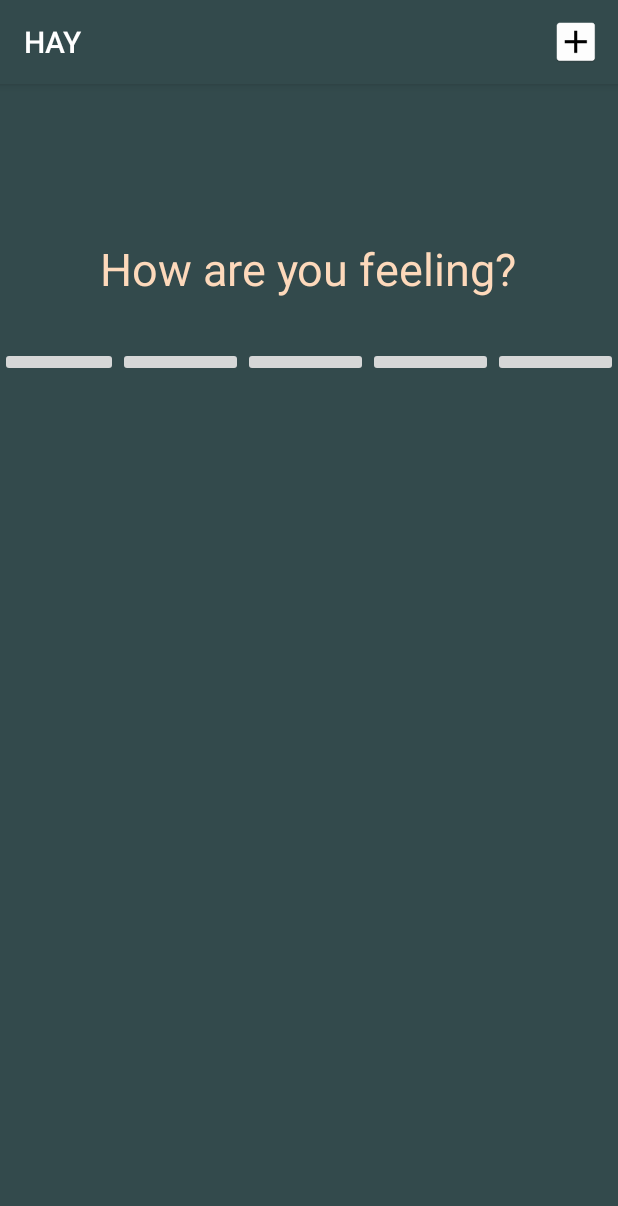
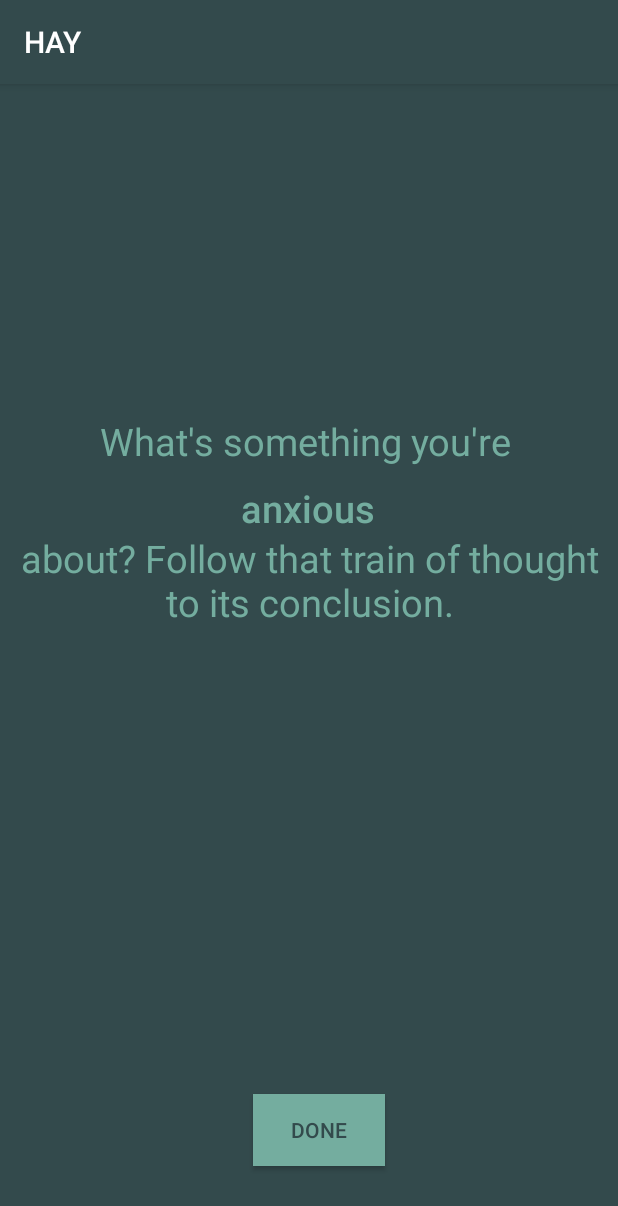
Before and after one commit to mabuissa24/TreeHacks2023, an Android app: the screen it shows after launch (DailyEmotion before the commit, DailyActivity after it), after a tap on an icon or button, on a phone screen of 412 x 824 dp. Shown: the top 1206 px of the screen. Run offline under Robolectric (Android 15) with nearby library versions, the light colour scheme and no system bars; our stand-ins replace Firebase (no records; nobody signed in at launch, a user with empty details on screens opened directly).

Commit message:
Finish flow of different pages

```diff
--- a/app/src/main/AndroidManifest.xml
+++ b/app/src/main/AndroidManifest.xml
@@ -13,6 +13,8 @@
         <activity android:name="com.example.HAY.MainActivity" />
 
         <activity android:name="com.example.HAY.DailyEmotion" />
+
+        <activity android:name="com.example.HAY.DailyActivity" />
         <activity android:name="com.example.HAY.SplashActivity" android:theme="@style/Theme.AppCompat.NoActionBar">
             <intent-filter>
                 <action android:name="android.intent.action.MAIN" />
--- a/app/src/main/java/com/example/HAY/Activities.java
+++ b/app/src/main/java/com/example/HAY/Activities.java
@@ -7,6 +7,10 @@ public class Activities {
     public static String[][] IDs = {{"BoxBreathing", "Senses", "Meditate", "BodyScan",
             "MuscleRelaxation"}, {"Journal", "Grateful", "Happy", "Memory"},
             {"Hydrate", "Dance", "Move"}, {"Anxiety"}, {"ReachOut"}};
+
+    public static String[][] idInteractive = {{"timer", "", "", "",
+            ""}, {"input", "input", "input", "input"},
+            {"", "", "timer"}, {"input"}, {""}};
 
     public static String[][][] activities = {{{"Take one minute to do ", "box breathing", "!"},
             {"What is one thing you can notice with each sense?", "", ""},
@@ -38,7 +42,10 @@ public class Activities {
     public static String[] getActivity(String category, String ID) {
         for (int i = 0; i < categories.length; i++) {
             if (categories[i].equals(category)) {
-                for (int j = 0; j < IDs.length; i++) {
+//                System.out.println("Category " + categories[i]);
+                for (int j = 0; j < IDs[i].length; j++) {
+
+//                    System.out.println("ID" + IDs[i][j]);
                     if (IDs[i][j].equals(ID)) {
                         return activities[i][j];
                     }
--- /dev/null
+++ b/app/src/main/java/com/example/HAY/Activities.json
@@ -0,0 +1,16 @@
+{"Relaxation": {"BoxBreathing": ["Take one minute to do ", "box breathing", "!"],
+  "Senses": ["What is one thing you can notice with each sense?", "", ""],
+  "Meditate": ["Take one minute to ", "meditate", "."],
+  "BodyScan": ["Do a ", "body scan", "."],
+  "MuscleRelaxation": ["Do ", "progressive muscle relaxation", "."]},
+"Awareness": {"Journal": ["Take a minute to ", "journal", "."],
+  "Grateful":  ["What's one thing you're ", "grateful", " for?"],
+  "Happy":  ["What's something that made you happy recently?", "", ""],
+  "Memory": ["Write about a fond memory.", "", ""]},
+"Physical Health": {"Hydrate": ["Drink some water!", "", ""],
+  "Dance":  ["Choose a song and dance for a few minutes!", "", ""],
+  "Move":  ["Move around or do an exercise of your choice for a minute!", "", ""]},
+"CBT Exercises": {"Anxiety":  ["What's something you're ", "anxious",
+  "about? Follow that train of thought to its conclusion."]},
+"Social Connection": {"ReachOut":  ["Send a short message to a family member or friend.", "", ""]}
+}
--- a/app/src/main/java/com/example/HAY/DailyActivity.java
+++ b/app/src/main/java/com/example/HAY/DailyActivity.java
@@ -1,36 +1,16 @@
 package com.example.HAY;
 
-import androidx.annotation.NonNull;
 import androidx.appcompat.app.AppCompatActivity;
-import androidx.swiperefreshlayout.widget.SwipeRefreshLayout;
 
 import android.content.Intent;
 import android.os.Bundle;
-import android.util.JsonReader;
-import android.view.Menu;
-import android.view.MenuInflater;
-import android.view.MenuItem;
-import android.widget.ListAdapter;
-import android.widget.ListView;
+import android.view.View;
+import android.widget.Button;
+import android.widget.TextView;
 
-import com.google.firebase.database.DataSnapshot;
-import com.google.firebase.database.DatabaseError;
-import com.google.firebase.database.DatabaseReference;
-import com.google.firebase.database.FirebaseDatabase;
-import com.google.firebase.database.ValueEventListener;
+import org.w3c.dom.Text;
 
-import java.io.BufferedReader;
-import java.io.File;
-import java.util.ArrayList;
-import java.io.FileReader;
 import java.util.Dictionary;
-import java.util.HashMap;
-import java.util.Iterator;
-import java.util.Map;
-
-import org.json.JSONArray;
-import org.json.JSONObject;
-
 
 
 public class DailyActivity extends AppCompatActivity {
@@ -50,15 +30,37 @@ public class DailyActivity extends AppCompatActivity {
     @Override
     protected void onCreate(Bundle savedInstanceState){
         super.onCreate(savedInstanceState);
-        setContentView(R.layout.activity_main);
+        setContentView(R.layout.activity_daily); // TODO: Change
         String[] cats = Activities.getCategories();
         String cat = cats[(int)(Math.random() * cats.length)];
         String[] IDs = Activities.getIDs(cat);
-        String ID = cats[(int)(Math.random() * IDs.length)];
-        String[] randActivity = Activities.getActivity(cat, ID);
+        String ID = IDs[(int)(Math.random() * IDs.length)];
+        System.out.println(ID);
+        String[] randAct = Activities.getActivity(cat, ID);
+        if (randAct == null){
+            System.err.println("Failed to find activity");
+            System.exit(1);
+        }
+        TextView one = findViewById(R.id.PromptAText1);
+        one.setText(randAct[0]);
+        Button link = findViewById(R.id.PromptALink);
+        link.setText(randAct[1]);
+        TextView two = findViewById(R.id.PromptAText2);
+        two.setText(randAct[2]);
+
+    }
+
+    public void exitActivity(View view) {
+
+        Intent intent = new Intent(getApplicationContext(), MainActivity.class);
+
+//        Intent intent = new Intent(getApplicationContext(), MainActivity.class);
+//                    Intent intent = new Intent(getApplicationContext(), DailyActivity.class);
+        startActivity(intent);
+    }
 
 
-    }
+
 
 //
 //    private void gatherdata() {
--- /dev/null
+++ b/app/src/main/res/layout/activity_daily.xml
@@ -0,0 +1,69 @@
+<?xml version="1.0" encoding="utf-8"?>
+<androidx.constraintlayout.widget.ConstraintLayout xmlns:android="http://schemas.android.com/apk/res/android"
+    xmlns:app="http://schemas.android.com/apk/res-auto"
+    xmlns:tools="http://schemas.android.com/tools"
+    android:layout_width="match_parent"
+    android:layout_height="match_parent"
+    android:background="@color/colorPrimary">
+
+    <TextView
+        android:id="@+id/PromptAText2"
+        android:layout_width="wrap_content"
+        android:layout_height="wrap_content"
+        android:gravity="center_horizontal"
+        android:text="TextView"
+        android:textColor="@color/colorPrimaryLight"
+        android:textSize="25dp"
+        app:layout_constraintBottom_toBottomOf="parent"
+        app:layout_constraintEnd_toEndOf="parent"
+        app:layout_constraintHorizontal_bias="0.498"
+        app:layout_constraintStart_toStartOf="parent"
+        app:layout_constraintTop_toTopOf="parent"
+        app:layout_constraintVertical_bias="0.424" />
+
+    <TextView
+        android:id="@+id/PromptAText1"
+        android:layout_width="wrap_content"
+        android:layout_height="wrap_content"
+        android:gravity="center_horizontal"
+        android:text="TextView"
+        android:textColor="@color/colorPrimaryLight"
+        android:textSize="25dp"
+        app:layout_constraintBottom_toTopOf="@+id/PromptALink"
+        app:layout_constraintEnd_toEndOf="parent"
+        app:layout_constraintHorizontal_bias="0.498"
+        app:layout_constraintStart_toStartOf="parent"
+        app:layout_constraintTop_toTopOf="parent"
+        app:layout_constraintVertical_bias="1.0" />
+
+    <Button
+        android:id="@+id/PromptALink"
+        style="@android:style/Widget.DeviceDefault.Button.Borderless"
+        android:layout_width="wrap_content"
+        android:layout_height="wrap_content"
+        android:text="Temp"
+        android:textAllCaps="false"
+        android:textColor="@color/colorPrimaryLight"
+        android:textSize="25dp"
+        app:layout_constraintBottom_toBottomOf="parent"
+        app:layout_constraintEnd_toEndOf="parent"
+        app:layout_constraintHorizontal_bias="0.498"
+        app:layout_constraintStart_toStartOf="parent"
+        app:layout_constraintTop_toTopOf="parent"
+        app:layout_constraintVertical_bias="0.358" />
+
+    <Button
+        android:id="@+id/doneButton"
+        android:layout_width="wrap_content"
+        android:layout_height="wrap_content"
+        android:text="Done"
+        android:background="@color/colorPrimaryLight"
+        android:textColor="@color/colorPrimary"
+        app:layout_constraintBottom_toBottomOf="parent"
+        app:layout_constraintEnd_toEndOf="parent"
+        app:layout_constraintHorizontal_bias="0.52"
+        app:layout_constraintStart_toStartOf="parent"
+        app:layout_constraintTop_toTopOf="parent"
+        app:layout_constraintVertical_bias="0.935"
+        android:onClick="exitActivity"/>
+</androidx.constraintlayout.widget.ConstraintLayout>
```
